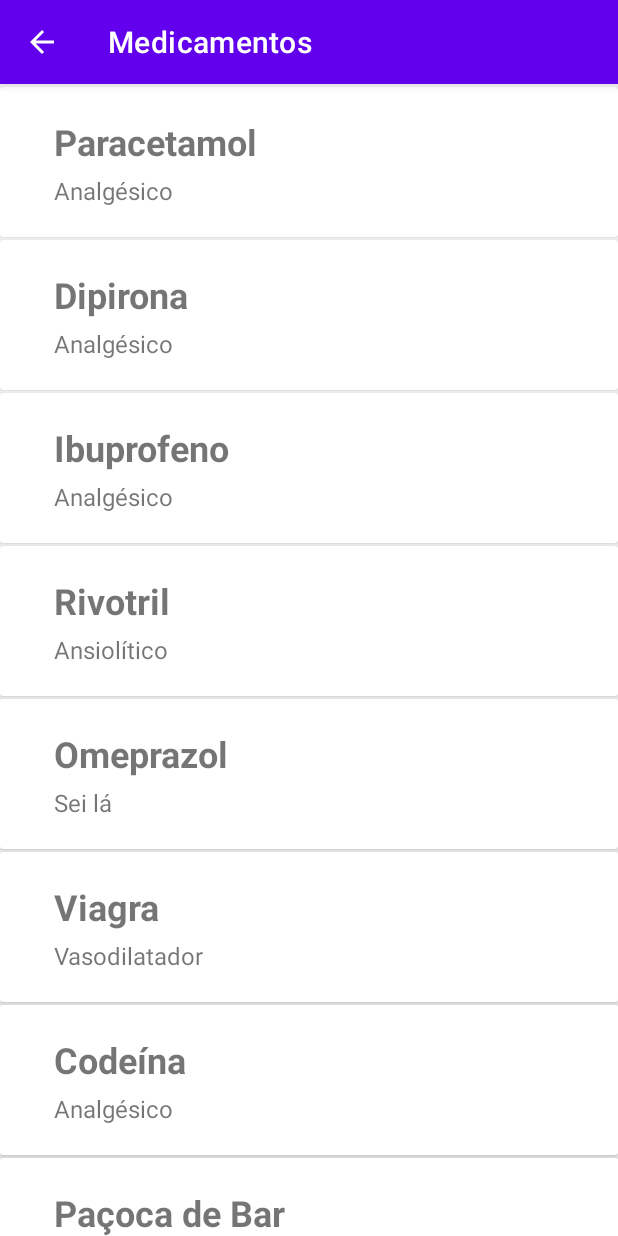
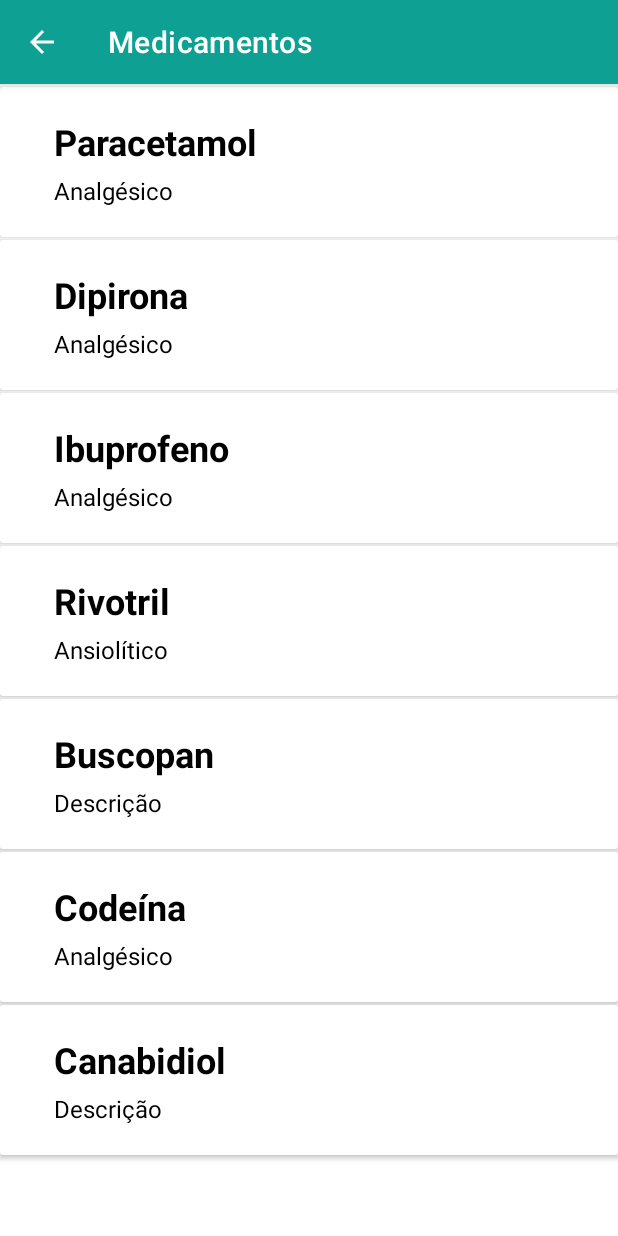
Before and after one commit to pauloferrarez/projeto-java-mobile, an Android app: the MedicamentosActivity screen opened directly, with no data from a screen before it, on a phone screen of 412 x 824 dp. Run offline under Robolectric (Android 15) with nearby library versions, the light colour scheme and no system bars.

Commit message:
refinando a interface do app

```diff
--- a/InfoFarma/app/src/main/java/br/com/unisagrado/infofarma/service/MedicamentoService.java
+++ b/InfoFarma/app/src/main/java/br/com/unisagrado/infofarma/service/MedicamentoService.java
@@ -44,16 +44,8 @@
                         "Phasellus id augue tempor, dignissim felis vitae, accumsan nulla."));
         medicamentos.add(new Medicamento(
                 medicamentos.size(),
-                "Omeprazol",
-                "Sei lá",
-                "Lorem ipsum dolor sit amet, consectetur adipiscing elit.\n" +
-                        "Vestibulum et ante vitae turpis auctor placerat a vitae libero. Etiam sit amet diam ut nisi dictum commodo. Donec efficitur pretium tellus, sit amet efficitur ante.\n" +
-                        "Maecenas ac tortor id purus bibendum sodales non sit amet nulla. Sed nec arcu ultrices, pulvinar elit vitae, iaculis erat.\n" +
-                        "Phasellus id augue tempor, dignissim felis vitae, accumsan nulla."));
-        medicamentos.add(new Medicamento(
-                medicamentos.size(),
-                "Viagra",
-                "Vasodilatador",
+                "Buscopan",
+                "Descrição",
                 "Lorem ipsum dolor sit amet, consectetur adipiscing elit.\n" +
                         "Vestibulum et ante vitae turpis auctor placerat a vitae libero. Etiam sit amet diam ut nisi dictum commodo. Donec efficitur pretium tellus, sit amet efficitur ante.\n" +
                         "Maecenas ac tortor id purus bibendum sodales non sit amet nulla. Sed nec arcu ultrices, pulvinar elit vitae, iaculis erat.\n" +
@@ -68,8 +60,8 @@
                         "Phasellus id augue tempor, dignissim felis vitae, accumsan nulla."));
         medicamentos.add(new Medicamento(
                 medicamentos.size(),
-                "Paçoca de Bar",
-                "uma delícia",
+                "Canabidiol",
+                "Descrição",
                 "Lorem ipsum dolor sit amet, consectetur adipiscing elit.\n" +
                         "Vestibulum et ante vitae turpis auctor placerat a vitae libero. Etiam sit amet diam ut nisi dictum commodo. Donec efficitur pretium tellus, sit amet efficitur ante.\n" +
                         "Maecenas ac tortor id purus bibendum sodales non sit amet nulla. Sed nec arcu ultrices, pulvinar elit vitae, iaculis erat.\n" +
--- a/InfoFarma/app/src/main/res/layout/activity_main.xml
+++ b/InfoFarma/app/src/main/res/layout/activity_main.xml
@@ -18,7 +18,7 @@
         app:layout_constraintEnd_toEndOf="parent"
         app:layout_constraintStart_toStartOf="parent"
         app:layout_constraintTop_toTopOf="parent"
-        app:srcCompat="@drawable/abuble" />
+        app:srcCompat="@drawable/farmacia" />
 
     <androidx.cardview.widget.CardView
         android:id="@+id/cardView2"
--- a/InfoFarma/app/src/main/res/values/colors.xml
+++ b/InfoFarma/app/src/main/res/values/colors.xml
@@ -4,6 +4,7 @@
     <color name="purple_500">#FF6200EE</color>
     <color name="purple_700">#FF3700B3</color>
     <color name="teal_200">#FF03DAC5</color>
+    <color name="teal_500">#FF0EA193</color>
     <color name="teal_700">#FF018786</color>
     <color name="black">#FF000000</color>
     <color name="white">#FFFFFFFF</color>
--- a/InfoFarma/app/src/main/res/values/strings.xml
+++ b/InfoFarma/app/src/main/res/values/strings.xml
@@ -2,9 +2,11 @@
     <string name="app_name">Info Farma</string>
 
     <string name="creditos">
-        Andrew Jose Massuli\n
+        Andrew Jose Massolini\n
         Danilo Baio Bellanda\n
         Luiz Vitor Pirierino\n
-        Paulo Cesar Ferrarez Filho\n
+        Paulo Cesar Ferrarez Filho\n\n
+        Dedicado a:\n
+        Centro Socioeducativo Irmã Adelaide
     </string>
 </resources>
--- a/InfoFarma/app/src/main/res/values/themes.xml
+++ b/InfoFarma/app/src/main/res/values/themes.xml
@@ -2,8 +2,8 @@
     <!-- Base application theme. -->
     <style name="Theme.InfoFarma.Light" parent="Theme.MaterialComponents.Light.DarkActionBar">
         <!-- Primary brand color. -->
-        <item name="colorPrimary">@color/purple_500</item>
-        <item name="colorPrimaryVariant">@color/purple_700</item>
+        <item name="colorPrimary">@color/teal_500</item>
+        <item name="colorPrimaryVariant">@color/teal_700</item>
         <item name="colorOnPrimary">@color/white</item>
         <!-- Secondary brand color.-->
         <item name="colorSecondary">@color/teal_200</item>
@@ -12,5 +12,6 @@
         <!-- Status bar color. -->
         <item name="android:statusBarColor" tools:targetApi="l">?attr/colorPrimaryVariant</item>
         <!-- Customize your theme here. -->
+        <item name="android:textColor">@color/black</item>
     </style>
 </resources>
```
Also changed, not shown: InfoFarma/app/src/main/res/drawable/abuble.jpg (deleted), InfoFarma/app/src/main/res/drawable/farmacia.png (added), 1 other file.
